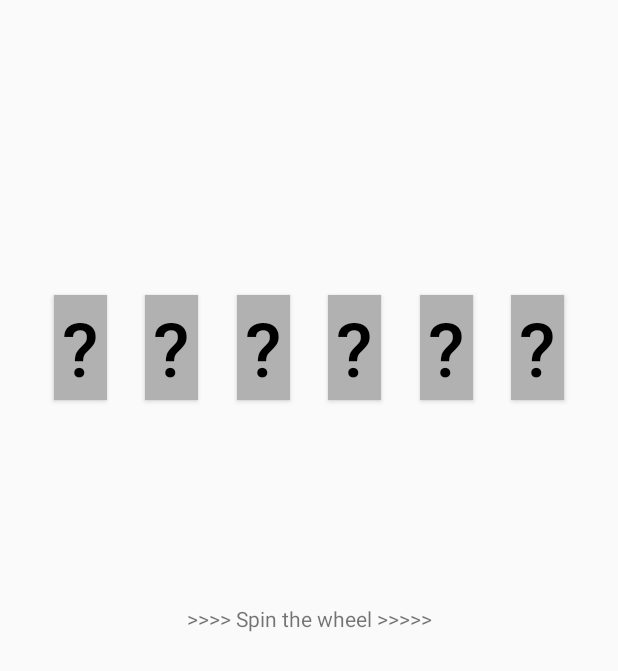
After one commit to miax6351/s205353Lykkehjulet, an Android app: the layout fragment_game.xml on its own in the app's theme, with its tools: preview values and no code run, on a phone screen of 412 x 824 dp. The commit adds this screen. Shown: the top 671 px of the screen. Run offline under Robolectric (Android 15) with nearby library versions, the phone set to English and light mode, and no system bars.

Commit message:
opsætning

```diff
--- a/app/build.gradle
+++ b/app/build.gradle
@@ -42,6 +42,8 @@ dependencies {
     implementation 'com.google.android.material:material:1.4.0'
     implementation 'androidx.constraintlayout:constraintlayout:2.1.1'
     implementation 'androidx.legacy:legacy-support-v4:1.0.0'
+    implementation 'androidx.navigation:navigation-fragment-ktx:2.3.5'
+    implementation 'androidx.navigation:navigation-ui-ktx:2.3.5'
     testImplementation 'junit:junit:4.+'
     androidTestImplementation 'androidx.test.ext:junit:1.1.3'
     androidTestImplementation 'androidx.test.espresso:espresso-core:3.4.0'
--- a/app/src/main/AndroidManifest.xml
+++ b/app/src/main/AndroidManifest.xml
@@ -8,7 +8,7 @@
         android:label="@string/app_name"
         android:roundIcon="@mipmap/ic_launcher_round"
         android:supportsRtl="true"
-        android:theme="@style/Theme.S205353Lykkehjulet">
+        android:theme="@style/Theme.AppCompat.Light.NoActionBar">
         <activity
             android:name=".MainActivity"
             android:exported="true">
--- /dev/null
+++ b/app/src/main/res/layout/fragment_game.xml
@@ -0,0 +1,122 @@
+<?xml version="1.0" encoding="utf-8"?>
+<androidx.constraintlayout.widget.ConstraintLayout xmlns:android="http://schemas.android.com/apk/res/android"
+    xmlns:app="http://schemas.android.com/apk/res-auto"
+    xmlns:tools="http://schemas.android.com/tools"
+    android:layout_width="match_parent"
+    android:layout_height="match_parent"
+    tools:context=".GameFragment">
+
+    <TextView
+        android:id="@+id/textView"
+        android:layout_width="wrap_content"
+        android:layout_height="wrap_content"
+        android:text="@string/spin_wheel_text"
+        app:layout_constraintBottom_toBottomOf="parent"
+        app:layout_constraintLeft_toLeftOf="parent"
+        app:layout_constraintRight_toRightOf="parent"
+        app:layout_constraintTop_toTopOf="parent" />
+
+    <Button
+        android:id="@+id/textView1"
+        android:layout_width="35dp"
+        android:layout_height="70dp"
+        android:layout_marginTop="150dp"
+        android:layout_marginEnd="10dp"
+        android:layout_marginBottom="511dp"
+        android:background="@color/grey"
+        android:text="@string/question_mark"
+        android:textAlignment="center"
+        android:textColor="@color/black"
+        android:textSize="50sp"
+        app:layout_constraintBottom_toBottomOf="parent"
+        app:layout_constraintEnd_toStartOf="@+id/textView2"
+        app:layout_constraintStart_toEndOf="@+id/textView3"
+        app:layout_constraintTop_toTopOf="parent" />
+
+    <Button
+        android:id="@+id/textView2"
+        android:layout_width="35dp"
+        android:layout_height="70dp"
+        android:layout_marginTop="150dp"
+        android:layout_marginEnd="20dp"
+        android:layout_marginBottom="511dp"
+        android:background="@color/grey"
+        android:text="@string/question_mark"
+        android:textAlignment="center"
+        android:textColor="@color/black"
+        android:textSize="50sp"
+        app:layout_constraintBottom_toBottomOf="parent"
+        app:layout_constraintEnd_toEndOf="parent"
+        app:layout_constraintStart_toEndOf="@+id/textView1"
+        app:layout_constraintTop_toTopOf="parent" />
+
+    <Button
+        android:id="@+id/textView3"
+        android:layout_width="35dp"
+        android:layout_height="70dp"
+        android:layout_marginTop="150dp"
+        android:layout_marginEnd="10dp"
+        android:layout_marginBottom="511dp"
+        android:background="@color/grey"
+        android:text="@string/question_mark"
+        android:textAlignment="center"
+        android:textColor="@color/black"
+        android:textSize="50sp"
+        app:layout_constraintBottom_toBottomOf="parent"
+        app:layout_constraintEnd_toStartOf="@+id/textView1"
+        app:layout_constraintStart_toEndOf="@+id/textView4"
+        app:layout_constraintTop_toTopOf="parent" />
+
+    <Button
+        android:id="@+id/textView4"
+        android:layout_width="35dp"
+        android:layout_height="70dp"
+        android:layout_marginTop="150dp"
+        android:layout_marginEnd="10dp"
+        android:layout_marginBottom="511dp"
+        android:background="@color/grey"
+        android:text="@string/question_mark"
+        android:textAlignment="center"
+        android:textColor="@color/black"
+        android:textSize="50sp"
+        app:layout_constraintBottom_toBottomOf="parent"
+        app:layout_constraintEnd_toStartOf="@+id/textView3"
+        app:layout_constraintStart_toEndOf="@+id/textView5"
+        app:layout_constraintTop_toTopOf="parent" />
+
+    <Button
+        android:id="@+id/textView5"
+        android:layout_width="35dp"
+        android:layout_height="70dp"
+        android:layout_marginTop="150dp"
+        android:layout_marginEnd="10dp"
+        android:layout_marginBottom="511dp"
+        android:background="@color/grey"
+        android:text="@string/question_mark"
+        android:textAlignment="center"
+        android:textColor="@color/black"
+        android:textSize="50sp"
+        app:layout_constraintBottom_toBottomOf="parent"
+        app:layout_constraintEnd_toStartOf="@+id/textView4"
+        app:layout_constraintStart_toEndOf="@+id/textView6"
+        app:layout_constraintTop_toTopOf="parent" />
+
+    <Button
+        android:id="@+id/textView6"
+        android:layout_width="35dp"
+        android:layout_height="70dp"
+        android:layout_marginStart="20dp"
+        android:layout_marginTop="150dp"
+        android:layout_marginEnd="10dp"
+        android:layout_marginBottom="511dp"
+        android:background="@color/grey"
+        android:text="@string/question_mark"
+        android:textAlignment="center"
+        android:textColor="@color/black"
+        android:textSize="50sp"
+        app:layout_constraintBottom_toBottomOf="parent"
+        app:layout_constraintEnd_toStartOf="@+id/textView5"
+        app:layout_constraintStart_toStartOf="parent"
+        app:layout_constraintTop_toTopOf="parent" />
+
+</androidx.constraintlayout.widget.ConstraintLayout>
--- a/app/src/main/res/values-night/themes.xml
+++ b/app/src/main/res/values-night/themes.xml
@@ -2,12 +2,12 @@
     <!-- Base application theme. -->
     <style name="Theme.S205353Lykkehjulet" parent="Theme.MaterialComponents.DayNight.DarkActionBar">
         <!-- Primary brand color. -->
-        <item name="colorPrimary">@color/purple_200</item>
-        <item name="colorPrimaryVariant">@color/purple_700</item>
+        <item name="colorPrimary">@color/grey</item>
+        <item name="colorPrimaryVariant">@color/grey</item>
         <item name="colorOnPrimary">@color/black</item>
         <!-- Secondary brand color. -->
-        <item name="colorSecondary">@color/teal_200</item>
-        <item name="colorSecondaryVariant">@color/teal_200</item>
+        <item name="colorSecondary">@color/grey</item>
+        <item name="colorSecondaryVariant">@color/grey</item>
         <item name="colorOnSecondary">@color/black</item>
         <!-- Status bar color. -->
         <item name="android:statusBarColor" tools:targetApi="l">?attr/colorPrimaryVariant</item>
--- a/app/src/main/res/values/colors.xml
+++ b/app/src/main/res/values/colors.xml
@@ -1,10 +1,6 @@
 <?xml version="1.0" encoding="utf-8"?>
 <resources>
-    <color name="purple_200">#FFBB86FC</color>
-    <color name="purple_500">#FF6200EE</color>
-    <color name="purple_700">#FF3700B3</color>
-    <color name="teal_200">#FF03DAC5</color>
-    <color name="teal_700">#FF018786</color>
+    <color name="grey">#B1B1B1</color>
     <color name="black">#FF000000</color>
     <color name="white">#FFFFFFFF</color>
 </resources>
--- a/app/src/main/res/values/strings.xml
+++ b/app/src/main/res/values/strings.xml
@@ -2,6 +2,8 @@
     <string name="app_name">s205353Lykkehjulet</string>
     <string name="spin_wheel_text">>>>>  Spin the wheel  >>>>></string>
     <string name="question_mark">\?</string>
+    <!-- TODO: Remove or change this placeholder text -->
+    <string name="hello_blank_fragment">Hello blank fragment</string>
 
 
 </resources>
--- a/app/src/main/res/values/themes.xml
+++ b/app/src/main/res/values/themes.xml
@@ -2,12 +2,12 @@
     <!-- Base application theme. -->
     <style name="Theme.S205353Lykkehjulet" parent="Theme.MaterialComponents.DayNight.DarkActionBar">
         <!-- Primary brand color. -->
-        <item name="colorPrimary">@color/purple_500</item>
-        <item name="colorPrimaryVariant">@color/purple_700</item>
+        <item name="colorPrimary">@color/grey</item>
+        <item name="colorPrimaryVariant">@color/grey</item>
         <item name="colorOnPrimary">@color/white</item>
         <!-- Secondary brand color. -->
-        <item name="colorSecondary">@color/teal_200</item>
-        <item name="colorSecondaryVariant">@color/teal_700</item>
+        <item name="colorSecondary">@color/grey</item>
+        <item name="colorSecondaryVariant">@color/grey</item>
         <item name="colorOnSecondary">@color/black</item>
         <!-- Status bar color. -->
         <item name="android:statusBarColor" tools:targetApi="l">?attr/colorPrimaryVariant</item>
```
Also changed, not shown: app/src/main/java/com/example/s205353lykkehjulet/GameFragment.kt (renamed from app/src/main/java/com/example/s205353lykkehjulet/HeartFragment.kt, +6 -6 lines), app/src/main/java/com/example/s205353lykkehjulet/InputFragment.kt (deleted, +0 -59 lines), app/src/main/java/com/example/s205353lykkehjulet/LandingPage.kt (added, +35 -0 lines), app/src/main/java/com/example/s205353lykkehjulet/MainActivity.kt (+10 -3 lines), app/src/main/java/com/example/s205353lykkehjulet/WordLetterFragment.kt (deleted, +0 -59 lines), app/src/main/res/layout/activity_main.xml (+8 -9 lines), app/src/main/res/layout/fragment_heart.xml (deleted, +0 -149 lines), app/src/main/res/layout/fragment_input.xml (deleted, +0 -8 lines), app/src/main/res/layout/fragment_landing_page.xml (added, +74 -0 lines), app/src/main/res/layout/fragment_word_letter.xml (deleted, +0 -93 lines), app/src/main/res/navigation/nav_graph.xml (added, +26 -0 lines), app/src/main/res/drawable/app.jpg (added), app/src/main/res/drawable/front_page.jpg (added).
